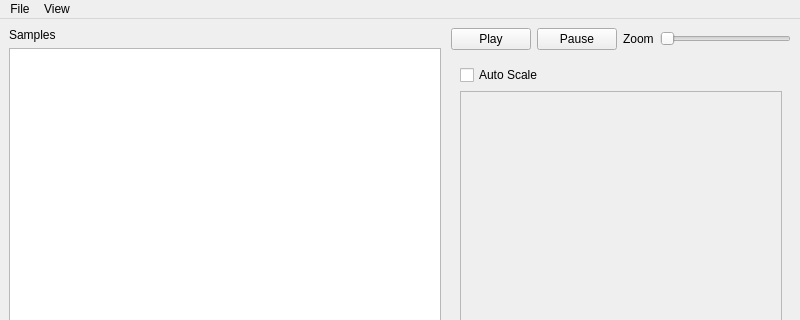
apersaud2018/SPELL, file src/views/SPELLMainWindow.ui: the form before one commit; both pictures show x 0 to 800 and y 0 to 320 of the 800 by 662 pixel window.
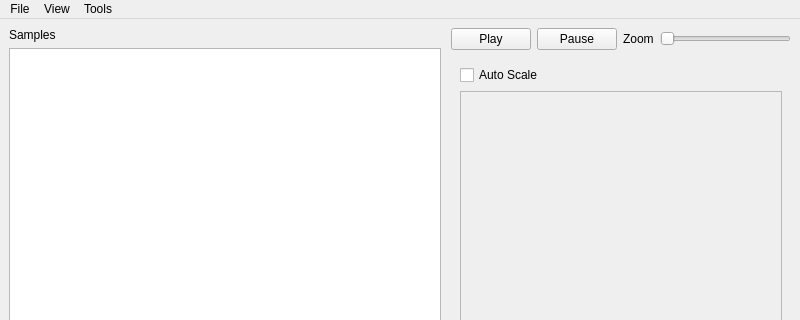
The form after the commit.

What changed in the file:
```diff
--- a/src/views/SPELLMainWindow.ui
+++ b/src/views/SPELLMainWindow.ui
@@ -251,8 +251,15 @@
     <addaction name="actionSpectrogram_View"/>
     <addaction name="actionSwap_View"/>
    </widget>
+   <widget class="QMenu" name="menuTools">
+    <property name="title">
+     <string>Tools</string>
+    </property>
+    <addaction name="actionLabel_Track_Manager"/>
+   </widget>
    <addaction name="menuFile"/>
    <addaction name="menuView"/>
+   <addaction name="menuTools"/>
   </widget>
   <widget class="QStatusBar" name="statusBar"/>
   <action name="actionNew">
```
Left out of the diff: 5 changed lines with no effect on the pictures.
